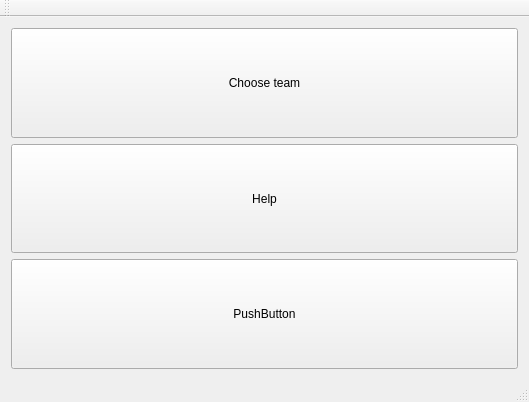
Before: the Qt Designer form mainwindow.ui in PacDyz/first, drawn with Qt 5.
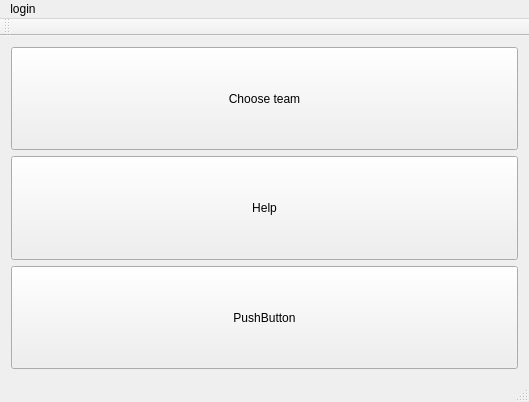
After: the same form once the commit is applied.

Commit message:
Add menu account, add window NewTeam and LogoToTeam
Menu account has function Log out, add new team (with individual class
Team) to list with logo and display teams list on QWidgetList.

```diff
--- a/mainwindow.ui
+++ b/mainwindow.ui
@@ -69,6 +69,13 @@
      <height>26</height>
     </rect>
    </property>
+   <widget class="QMenu" name="menulogin">
+    <property name="title">
+     <string>login</string>
+    </property>
+    <addaction name="actionLog_out"/>
+   </widget>
+   <addaction name="menulogin"/>
   </widget>
   <widget class="QToolBar" name="mainToolBar">
    <attribute name="toolBarArea">
```
Left out of the diff: 5 changed lines with no effect on the pictures. The commit also changes 17 other files.
